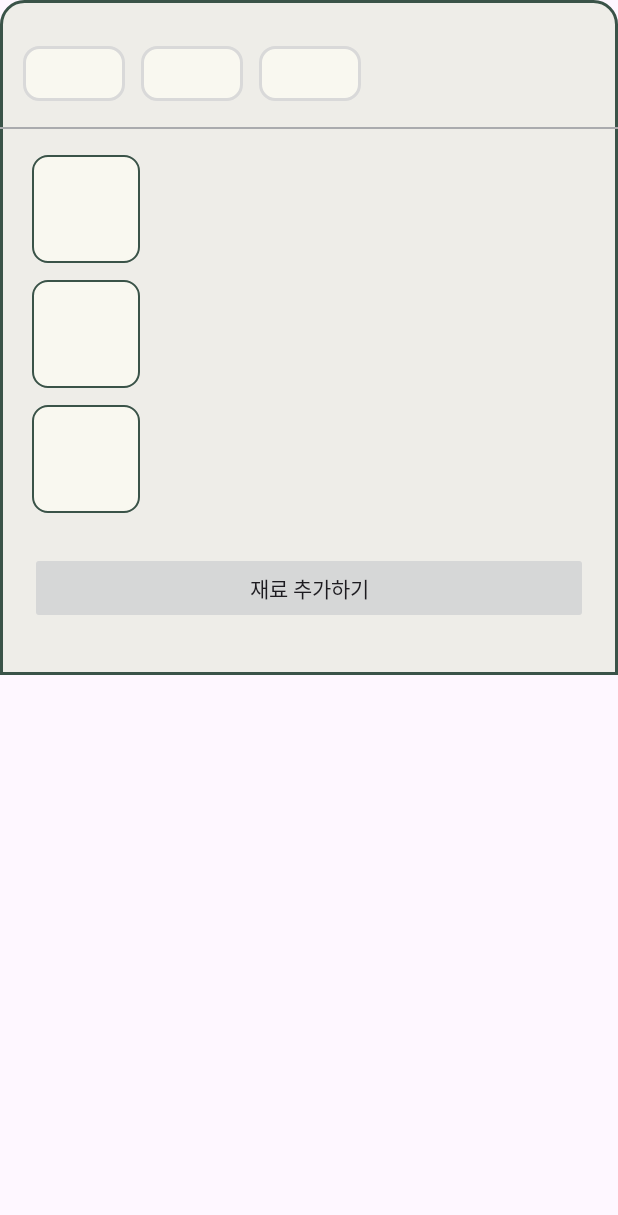
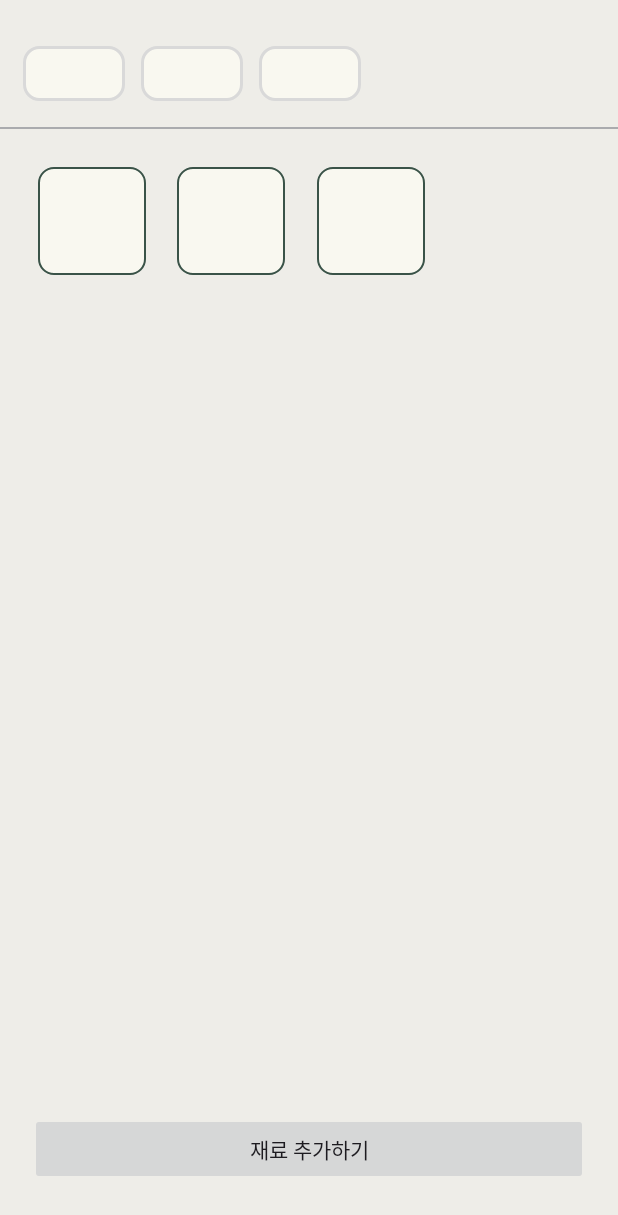
Before and after one commit to CSID-DGU/2024-1-OSSP1-KoreanAlwaysEatRice-1, an Android app: the layout activity_add_ingredient.xml on its own in the app's theme, with its tools: preview values and no code run, on a phone screen of 412 x 824 dp. Shown: the top 1215 px of the screen. Run offline under Robolectric (Android 15) with nearby library versions, the phone set to English and light mode, and no system bars.

Commit message:
#75 [mod] bottomsheet -> activity 전환

```diff
--- a/client/app/src/main/AndroidManifest.xml
+++ b/client/app/src/main/AndroidManifest.xml
@@ -76,6 +76,10 @@
                     android:scheme="${KAKAO_REDIRECT_KEY}" />
             </intent-filter>
         </activity>
+        <activity
+            android:name=".presentation.home.refrigerator.add.AddIngredientActivity"
+            android:exported="false"
+            android:screenOrientation="portrait"/>
     </application>
 
 </manifest>
--- a/client/app/src/main/res/layout/bottomsheet_ingredient.xml
+++ b/client/app/src/main/res/layout/activity_add_ingredient.xml
@@ -11,9 +11,8 @@
 
     <androidx.constraintlayout.widget.ConstraintLayout
         android:layout_width="match_parent"
-        android:layout_height="wrap_content"
-        app:layout_behavior="com.google.android.material.bottomsheet.BottomSheetBehavior"
-        android:background="@drawable/shape_background_fill_top15_rect">
+        android:layout_height="match_parent"
+        android:background="@color/background">
 
         <androidx.recyclerview.widget.RecyclerView
             android:id="@+id/rcv_add_ingredient_type"
@@ -41,13 +40,13 @@
         <androidx.recyclerview.widget.RecyclerView
             android:id="@+id/rcv_add_ingredient_list"
             android:layout_width="0dp"
-            android:layout_height="250dp"
-            android:layout_marginTop="12dp"
-            android:layout_marginHorizontal="16dp"
+            android:layout_height="0dp"
+            android:layout_marginTop="20dp"
+            android:layout_marginHorizontal="20dp"
             android:layout_marginBottom="20dp"
-            android:orientation="horizontal"
+            android:orientation="vertical"
             app:layoutManager="androidx.recyclerview.widget.GridLayoutManager"
-            app:spanCount="3"
+            app:spanCount="4"
             app:layout_constraintStart_toStartOf="parent"
             app:layout_constraintEnd_toEndOf="parent"
             app:layout_constraintTop_toBottomOf="@id/divider_add_ingredient"
```
Also changed, not shown: client/app/src/main/java/com/kaer/menuw/presentation/home/refrigerator/RefrigeratorFragment.kt (+5 -2 lines), client/app/src/main/java/com/kaer/menuw/presentation/home/refrigerator/add/AddIngredientActivity.kt (renamed from client/app/src/main/java/com/kaer/menuw/presentation/home/refrigerator/add/AddIngredientBottomSheet.kt, +21 -33 lines).
